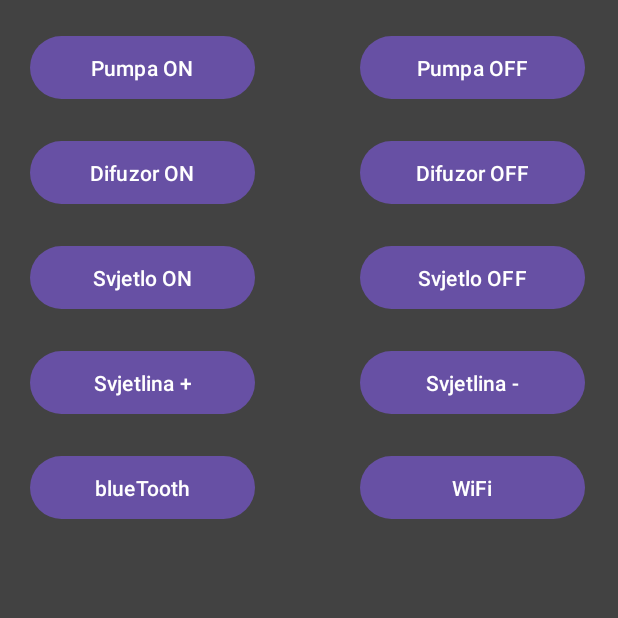
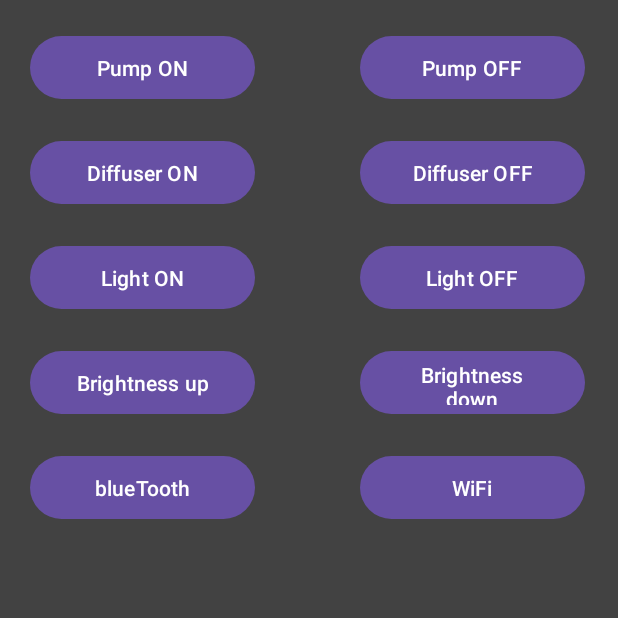
Before and after one commit to dodizej/terarij, an Android app built with Jetpack Compose: the MainActivity2 screen opened directly, with no data from a screen before it, on a phone screen of 412 x 824 dp, the top half of it. Run offline under Robolectric (Android 15) with nearby library versions, the phone set to English and light mode, and no system bars.

Commit message:
android studio json
added code for sending and recieveing json files
changed code to english

```diff
--- a/android_app/app/build.gradle.kts
+++ b/android_app/app/build.gradle.kts
@@ -48,7 +48,7 @@ android {
 }
 
 dependencies {
-
+    implementation ("com.squareup.okhttp3:okhttp:4.9.1")
     implementation("androidx.core:core-ktx:1.9.0")
     implementation("androidx.lifecycle:lifecycle-runtime-ktx:2.6.1")
     implementation("androidx.activity:activity-compose:1.7.0")
--- a/android_app/app/src/main/res/layout/activity_main2.xml
+++ b/android_app/app/src/main/res/layout/activity_main2.xml
@@ -9,37 +9,37 @@
 
     >
     <Button
-        android:id="@+id/difuzorOff"
-        android:text="Difuzor OFF"
+        android:id="@+id/diffuserOff"
+        android:text="Diffuser OFF"
         android:layout_width="150dp"
         android:layout_height="50dp"
         android:layout_marginTop="20dp"
         android:layout_marginRight="20dp"
         android:layout_marginLeft="240dp"
-        android:layout_below="@id/pumpaON"
+        android:layout_below="@id/pumpON"
         />
 
     <Button
-        android:id="@+id/pumpaOff"
+        android:id="@+id/pumpOff"
         android:layout_width="150dp"
         android:layout_height="50dp"
         android:layout_marginTop="20dp"
         android:layout_marginRight="20dp"
         android:layout_marginLeft="240dp"
-        android:text="Pumpa OFF" />
+        android:text="Pump OFF" />
 
     <Button
-        android:id="@+id/difuzorON"
-        android:text="Difuzor ON"
+        android:id="@+id/diffuserON"
+        android:text="Diffuser ON"
         android:layout_width="150dp"
         android:layout_height="50dp"
-        android:layout_below="@+id/pumpaON"
+        android:layout_below="@+id/pumpON"
         android:layout_marginTop="20dp"
         android:layout_marginLeft="20dp"
          />
     <Button
-        android:id="@+id/pumpaON"
-        android:text="Pumpa ON"
+        android:id="@+id/pumpON"
+        android:text="Pump ON"
         android:layout_width="150dp"
         android:layout_height="50dp"
         android:layout_marginTop="20dp"
@@ -47,49 +47,49 @@
          />
 
     <Button
-        android:id="@+id/SvjetloON"
+        android:id="@+id/lightOn"
         android:layout_width="150dp"
         android:layout_height="50dp"
         android:layout_marginTop="20dp"
         android:layout_marginLeft="20dp"
-        android:layout_below="@id/difuzorON"
-        android:text="Svjetlo ON" />
+        android:layout_below="@id/diffuserON"
+        android:text="Light ON" />
 
     <Button
-        android:id="@+id/SvjetloOFF"
+        android:id="@+id/lightOff"
         android:layout_width="150dp"
         android:layout_height="50dp"
         android:layout_marginTop="20dp"
         android:layout_marginRight="20dp"
         android:layout_marginLeft="240dp"
-        android:layout_below="@id/difuzorON"
-        android:text="Svjetlo OFF" />
+        android:layout_below="@id/diffuserON"
+        android:text="Light OFF" />
 
     <Button
-        android:id="@+id/SvjetlinaGore"
+        android:id="@+id/brightnessUp"
         android:layout_width="150dp"
         android:layout_height="50dp"
         android:layout_marginTop="20dp"
         android:layout_marginLeft="20dp"
-        android:layout_below="@id/SvjetloON"
-        android:text="Svjetlina +" />
+        android:layout_below="@id/lightOn"
+        android:text="Brightness up" />
 
     <Button
-        android:id="@+id/SvjetlinaDolje"
+        android:id="@+id/brightnessDown"
         android:layout_width="150dp"
         android:layout_height="50dp"
         android:layout_marginTop="20dp"
         android:layout_marginRight="20dp"
         android:layout_marginLeft="240dp"
-        android:layout_below="@id/SvjetloOFF"
-        android:text="Svjetlina -" />
+        android:layout_below="@id/lightOff"
+        android:text="Brightness down" />
     <Button
         android:id="@+id/toBlueTooth"
         android:layout_width="150dp"
         android:layout_height="50dp"
         android:layout_marginTop="20dp"
         android:layout_marginLeft="20dp"
-        android:layout_below="@id/SvjetlinaGore"
+        android:layout_below="@id/brightnessUp"
         android:text="blueTooth" />
 
     <Button
@@ -99,7 +99,7 @@
         android:layout_marginTop="20dp"
         android:layout_marginRight="20dp"
         android:layout_marginLeft="240dp"
-        android:layout_below="@id/SvjetlinaDolje"
+        android:layout_below="@id/brightnessDown"
         android:text="WiFi" />
 
 
```
Also changed, not shown: android_app/app/src/main/java/com/example/primjer/BlueToothActivity.java (+4 -5 lines), android_app/app/src/main/java/com/example/primjer/MainActivity2.java (+257 -28 lines), android_app/app/src/main/java/com/example/primjer/WiFiActivity.java (+11 -8 lines), android_app/app/src/main/res/layout/activity_wi_fi.xml (+8 -1 lines).
